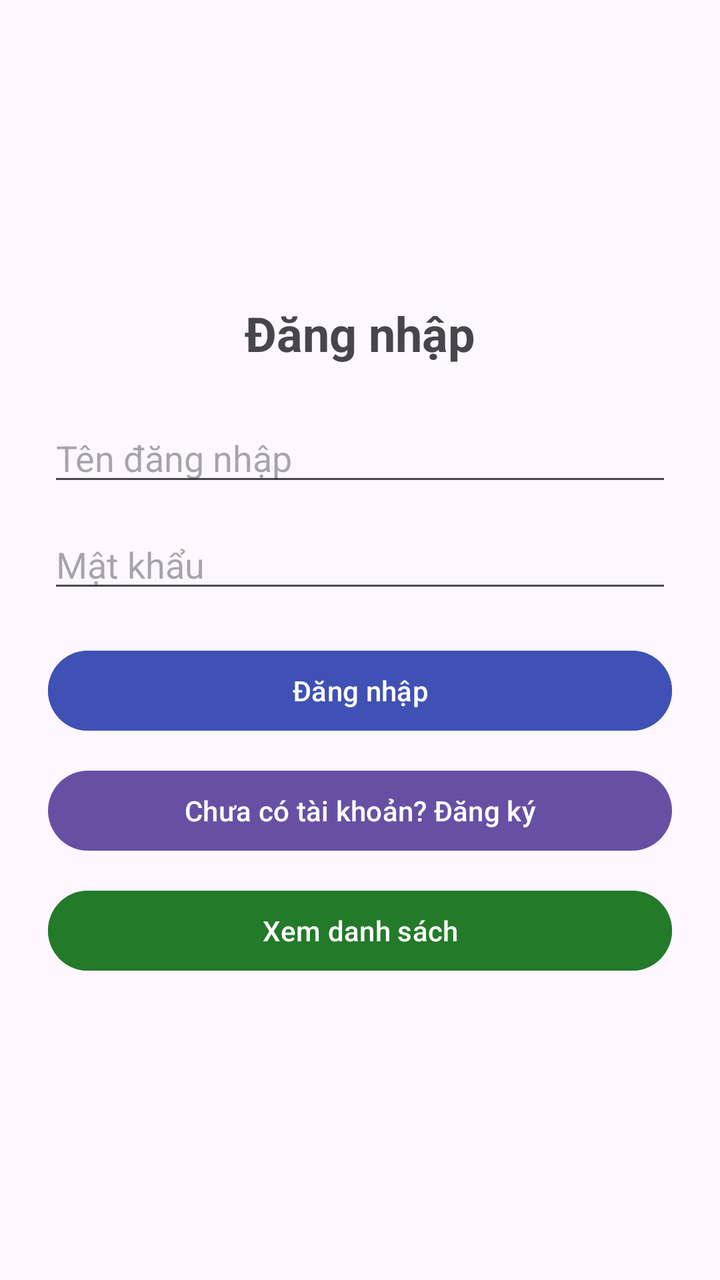
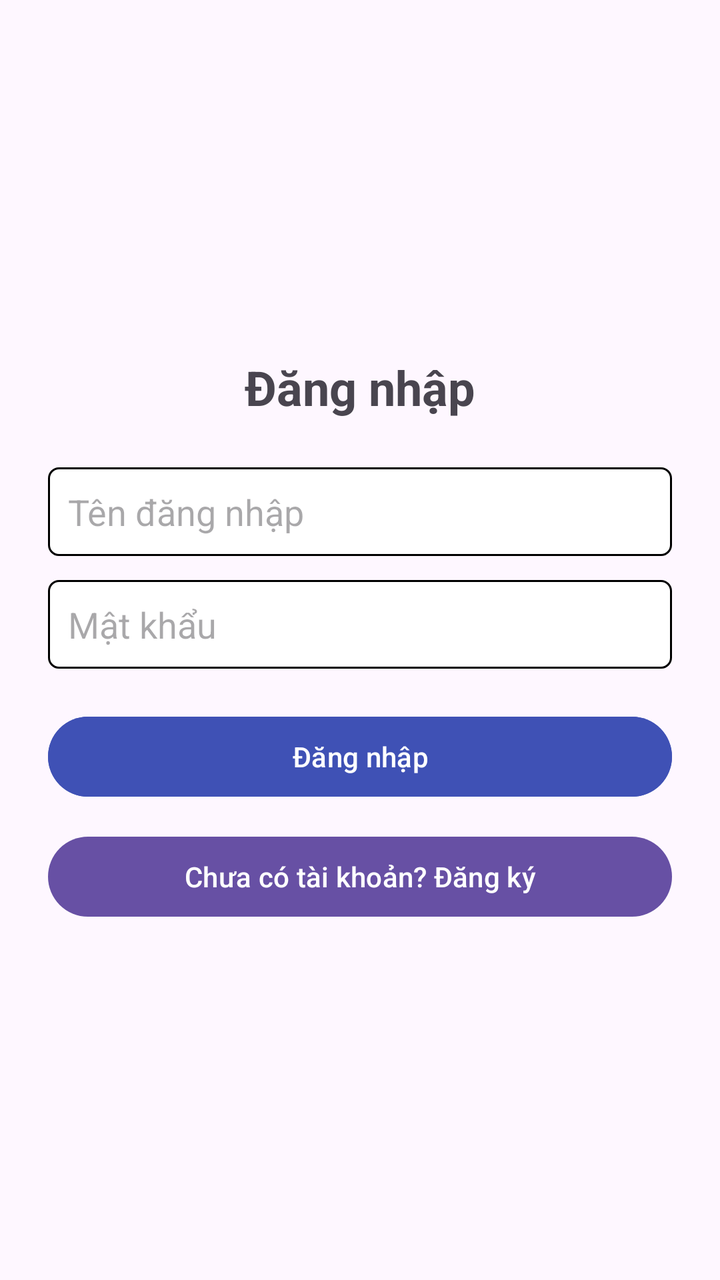

Before-and-after screenshots of an Android layout around one commit, followed by the original layout XML and the change that was made.
<!-- AndroidManifest.xml: application theme Theme.MobilePro -->
<!-- res/layout/activity_login.xml -->
<?xml version="1.0" encoding="utf-8"?>

<LinearLayout xmlns:android="http://schemas.android.com/apk/res/android"
    android:layout_width="match_parent"
    android:layout_height="match_parent"
    android:orientation="vertical"
    android:padding="24dp"
    android:gravity="center_vertical">

    <TextView
        android:layout_width="wrap_content"
        android:layout_height="wrap_content"
        android:text="Đăng nhập"
        android:textSize="24sp"
        android:textStyle="bold"
        android:layout_gravity="center_horizontal"
        android:layout_marginBottom="24dp"/>

    <EditText
        android:id="@+id/edtLoginUsername"
        android:layout_width="match_parent"
        android:layout_height="wrap_content"
        android:hint="Tên đăng nhập"
        android:inputType="text"
        android:layout_marginBottom="12dp"/>

    <EditText
        android:id="@+id/edtLoginPassword"
        android:layout_width="match_parent"
        android:layout_height="wrap_content"
        android:hint="Mật khẩu"
        android:inputType="textPassword"
        android:layout_marginBottom="20dp"/>

    <Button
        android:id="@+id/btnLogin"
        android:layout_width="match_parent"
        android:layout_height="wrap_content"
        android:layout_marginBottom="12dp"
        android:backgroundTint="#3F51B5"
        android:text="Đăng nhập" />

    <Button
        android:id="@+id/btnGoToRegister"
        android:layout_width="match_parent"
        android:layout_height="wrap_content"
        android:text="Chưa có tài khoản? Đăng ký"/>

    <Button
        android:id="@+id/btnGoToList"
        android:layout_width="match_parent"
        android:layout_height="wrap_content"
        android:layout_marginTop="12dp"
        android:backgroundTint="#237A29"
        android:text="Xem danh sách" />

</LinearLayout>
<!-- resources referenced by this layout -->
<resources>
  <style name="Theme.MobilePro" parent="Base.Theme.MobilePro" />
  <style name="Base.Theme.MobilePro" parent="Theme.Material3.DayNight.NoActionBar">
          
          
      </style>
</resources>

<!-- the commit's change to res/layout/activity_login.xml (unified diff, before → after) -->
@@ -22,7 +22,8 @@
         android:layout_height="wrap_content"
         android:hint="Tên đăng nhập"
         android:inputType="text"
-        android:layout_marginBottom="12dp"/>
+        android:layout_marginBottom="12dp"
+        android:background="@drawable/bg_input"/>
 
     <EditText
         android:id="@+id/edtLoginPassword"
@@ -30,7 +31,8 @@
         android:layout_height="wrap_content"
         android:hint="Mật khẩu"
         android:inputType="textPassword"
-        android:layout_marginBottom="20dp"/>
+        android:layout_marginBottom="20dp"
+        android:background="@drawable/bg_input"/>
 
     <Button
         android:id="@+id/btnLogin"
@@ -46,12 +48,5 @@
         android:layout_height="wrap_content"
         android:text="Chưa có tài khoản? Đăng ký"/>
 
-    <Button
-        android:id="@+id/btnGoToList"
-        android:layout_width="match_parent"
-        android:layout_height="wrap_content"
-        android:layout_marginTop="12dp"
-        android:backgroundTint="#237A29"
-        android:text="Xem danh sách" />
 
 </LinearLayout>
<!-- resource entries referenced after the edit -->
@@ -1,6 +1,18 @@
 <!-- resources referenced by this layout -->
 <resources>
+  <!-- drawable bg_input (drawable) -->
+  <?xml version="1.0" encoding="utf-8"?>
+  
+  <shape xmlns:android="http://schemas.android.com/apk/res/android"
+      android:shape="rectangle">
+      <solid android:color="#FFFFFF"/>
+      <stroke android:width="1dp" android:color="@color/black"/>
+      <corners android:radius="5dp"/>
+      <padding android:bottom="10dp" android:left="10dp" android:right="10dp" android:top="10dp"/>
+  
+  </shape>
   <style name="Theme.MobilePro" parent="Base.Theme.MobilePro" />
+  <color name="black">#FF000000</color>
   <style name="Base.Theme.MobilePro" parent="Theme.Material3.DayNight.NoActionBar">
           
           
